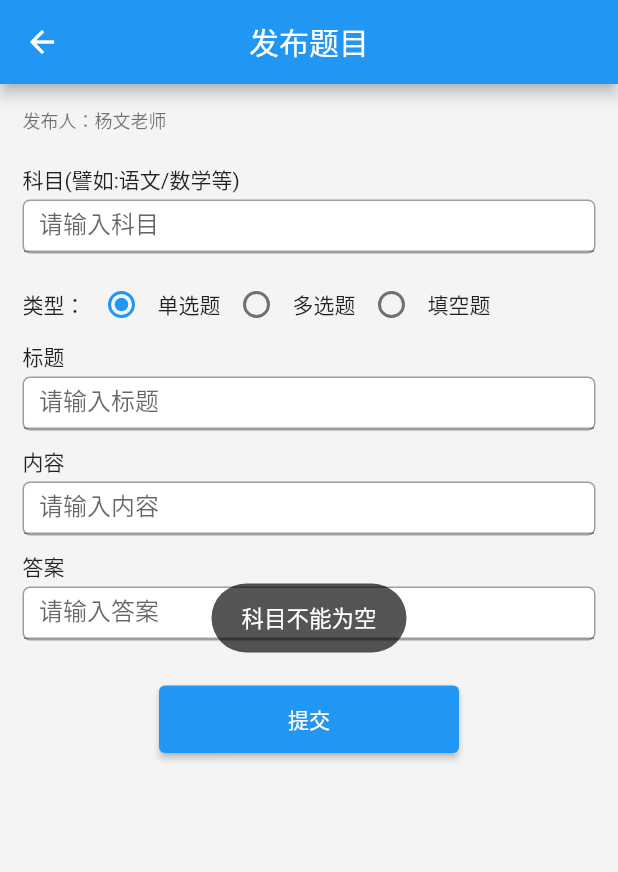
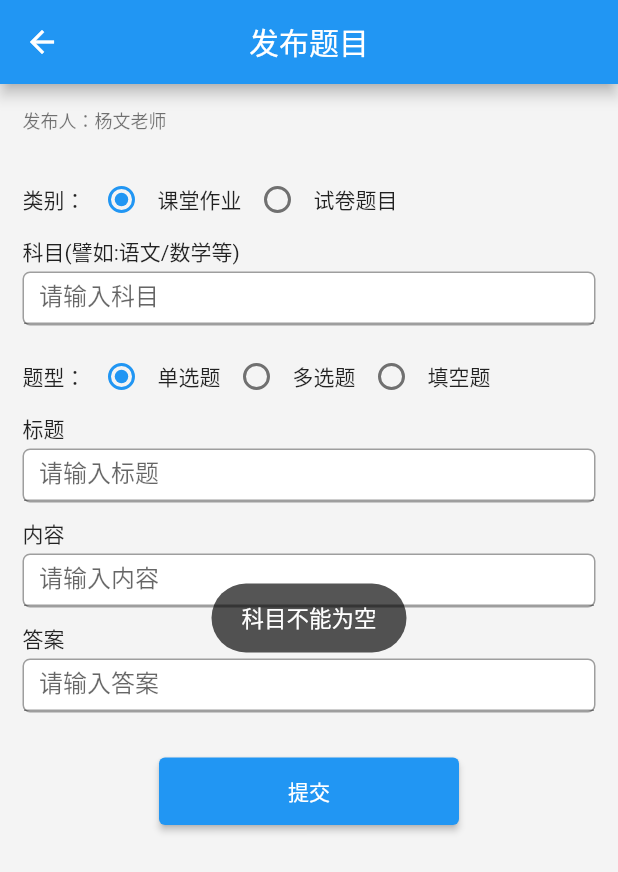
Before and after one commit to huazi2016/flutter_study, a Flutter app: the AddRoomPage screen opened directly, after a tap on "提交", on a phone screen of 412 x 824 dp. Shown: the top 872 px of the screen. Run offline on Flutter 3.47's test engine with Material 2 defaults, Android fonts, the phone set to English and light mode, and no system bars; our stand-ins replace dio, native_pdf_view, package_info, shared_preferences, synchronized, toast and 2 more; missing offline and left inert: lazy_indexed_stack; accounts and stored records are empty.

Commit message:
发布题目

```diff
--- a/lib/home/room/AddRoomPage.dart
+++ b/lib/home/room/AddRoomPage.dart
@@ -20,8 +20,10 @@ class _AddRoomState extends State<AddRoomPage> {
   TextEditingController scoreCont = TextEditingController();
   //选中默认值
   int groupValue = 0;
+  int groupExamValue = 0;
   String _selectText = "单选题";
   bool isShow = true;
+  bool isPaper = false;
   String _userName = "";
 
   @override
@@ -45,6 +47,7 @@ class _AddRoomState extends State<AddRoomPage> {
                       style: TextStyle(color: Colors.black54, fontSize: 12)),
                 ),
                 SizedBox(height: 20),
+                _ExamRadioWidget(),
                 Stack(children: <Widget>[
                   Align(
                     alignment: Alignment.centerLeft,
@@ -72,7 +75,7 @@ class _AddRoomState extends State<AddRoomPage> {
                     autofocus: false,
                   ),
                 ),
-                _RadioWidget(),
+                _QuestionRadioWidget(),
                 Stack(children: <Widget>[
                   Align(
                     alignment: Alignment.centerLeft,
@@ -181,8 +184,8 @@ class _AddRoomState extends State<AddRoomPage> {
                           ToastUtil.showToastCenter(context, "答案不能为空");
                           return;
                         }
-                        _summitAnswer(course, title, this._selectText, content,
-                            anwser, this._userName);
+                        _summitQuestion(course, title, this._selectText,
+                            content, anwser, this._userName);
                       },
                       child: Text("提交"),
                     ))
@@ -190,9 +193,39 @@ class _AddRoomState extends State<AddRoomPage> {
             )));
   }
 
-  Row _RadioWidget() {
+  Row _ExamRadioWidget() {
     return Row(children: [
-      Text("类型："),
+      Text("类别："),
+      Row(mainAxisSize: MainAxisSize.min, children: [
+        Radio(
+            value: 0,
+            groupValue: groupExamValue,
+            onChanged: (v) {
+              setState(() {
+                this.groupExamValue = v;
+                this.isPaper = false;
+              });
+            }),
+        Text("课堂作业")
+      ]),
+      Row(mainAxisSize: MainAxisSize.min, children: [
+        Radio(
+            value: 1,
+            groupValue: groupExamValue,
+            onChanged: (v) {
+              setState(() {
+                this.groupExamValue = v;
+                this.isPaper = true;
+              });
+            }),
+        Text("试卷题目")
+      ]),
+    ]);
+  }
+
+  Row _QuestionRadioWidget() {
+    return Row(children: [
+      Text("题型："),
       Row(mainAxisSize: MainAxisSize.min, children: [
         Radio(
             value: 0,
@@ -233,11 +266,12 @@ class _AddRoomState extends State<AddRoomPage> {
   }
 
   //学生-新增题目
-  _summitAnswer(course, title, type, content, anwser, teacher) async {
+  _summitQuestion(course, title, type, content, anwser, teacher) async {
     var api = "${Config.domain}/question/add";
+    print("_summitQuestion--" + isPaper.toString() + "--" + type.toString());
     var result = await Dio().post(api, data: {
       "course": course, //数学
-      "isPaper": false, //true:试卷  false:课堂作业
+      "isPaper": isPaper, //true:试卷  false:课堂作业
       "title": title, //标题
       "type": type, //选择题...
       "content": content, //内容
```
